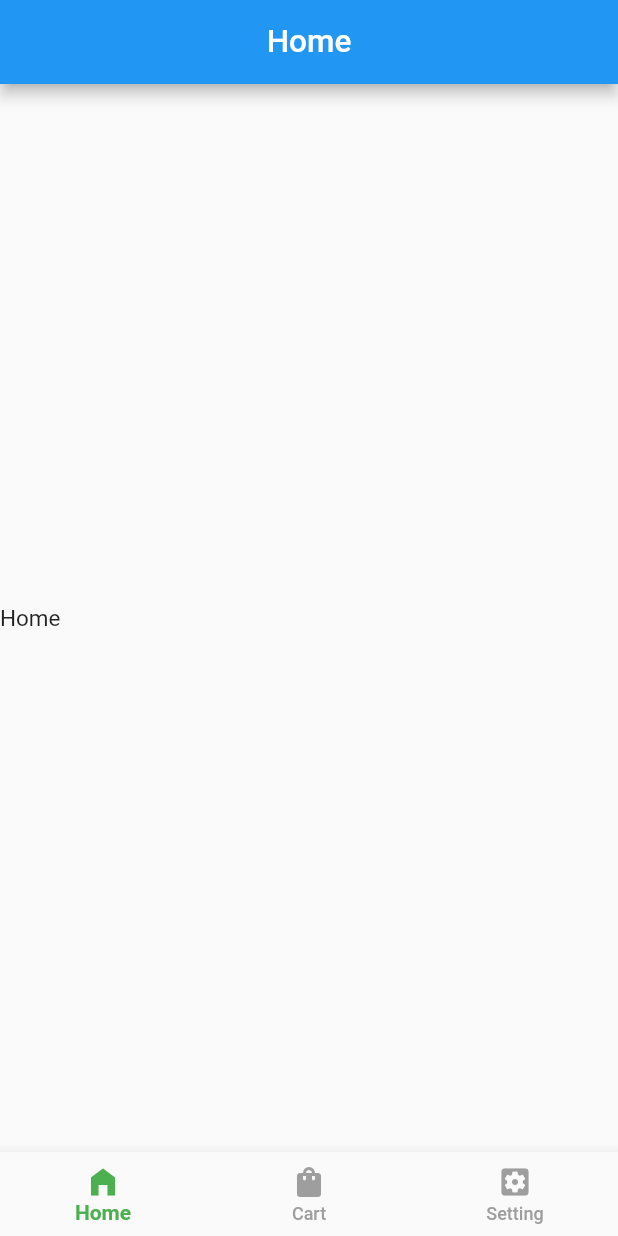
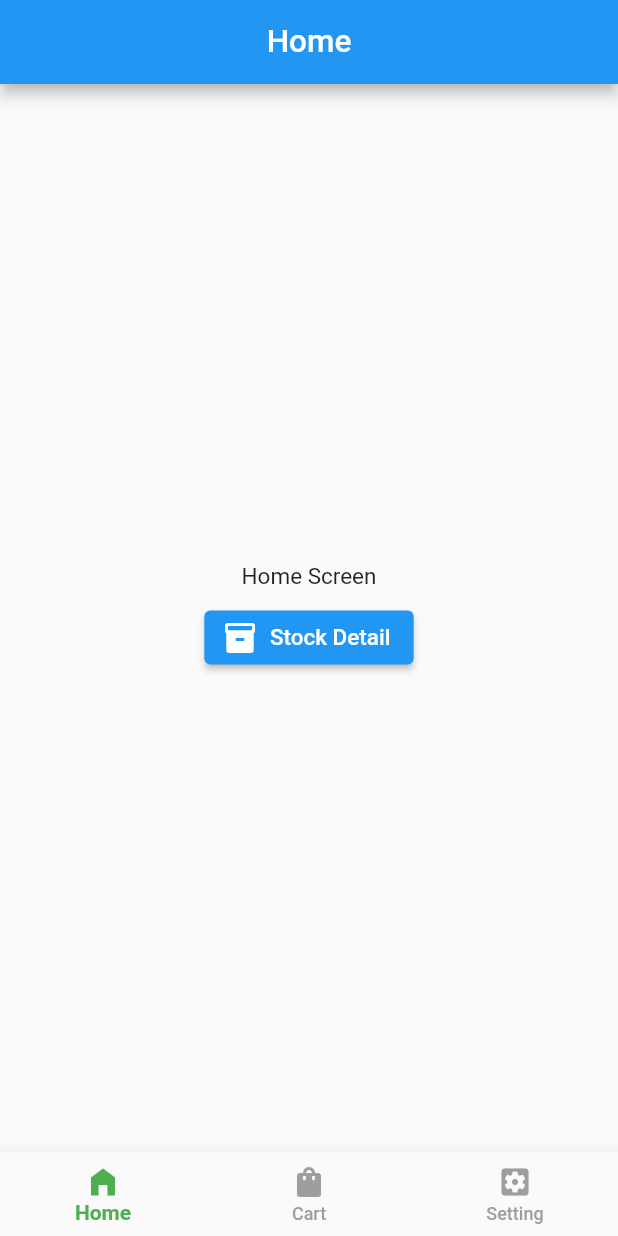
Before and after one commit to YamamotoDesu/flutter_setup, a Flutter app: the screen it shows after launch, after a tap on "Login", on a phone screen of 412 x 824 dp. Run offline on Flutter 3.47's test engine with Material 2 defaults, Android fonts, the light colour scheme and no system bars; our stand-ins replace connectivity_plus, dio, flutter_riverpod, flutter_secure_storage, freezed_annotation, go_router and 4 more; missing offline and left inert: dio_http_formatter, flutter_screen_lock, freerasp; accounts and stored records are empty; generated files the repository leaves out were written again; statements that could not run were skipped; project files that could hold a hidden picture were left out.

```diff
--- a/lib/core/route/go_router_provider.dart
+++ b/lib/core/route/go_router_provider.dart
@@ -7,7 +7,8 @@ import 'package:flutter_setup/features/auth/presentation/ui/login_screen.dart';
 import 'package:flutter_setup/features/auth/presentation/ui/signup_screen.dart';
 import 'package:flutter_setup/features/cart/presentation/ui/cart_screen.dart';
 import 'package:flutter_setup/features/dashboard/presentation/ui/dashboard_screen.dart';
-import 'package:flutter_setup/features/home/presentation/ui/widget/home_screen.dart';
+import 'package:flutter_setup/features/home/presentation/ui/home_screen.dart';
+import 'package:flutter_setup/features/product/presentation/ui/product_detail_screen.dart';
 import 'package:flutter_setup/features/setting/presentation/ui/setting_screen.dart';
 import 'package:flutter_setup/core/route/route_name.dart';
 import 'package:go_router/go_router.dart';
@@ -96,6 +97,20 @@ final goRouterProvider = Provider<GoRouter>((ref) {
                 ),
               );
             },
+            routes: [
+              GoRoute(
+                path: 'detail',
+                name: productDetailRoute,
+                pageBuilder: (context, state) {
+                  return NoTransitionPage(
+                    key: state.pageKey,
+                    child: ProductDetailScreen(
+                      key: state.pageKey,
+                    ),
+                  );
+                },
+              ),
+            ],
           ),
           GoRoute(
             path: '/cart',
--- a/lib/core/route/route_name.dart
+++ b/lib/core/route/route_name.dart
@@ -4,3 +4,4 @@ const String settingRoute = 'setting';
 const String noInternetRoute = 'noInternet';
 const String loginRoute = 'login';
 const String signUpRoute = 'signUp';
+const String productDetailRoute = 'productDetail';
--- a/lib/features/home/presentation/ui/widget/home_screen.dart
+++ b/lib/features/home/presentation/ui/home_screen.dart
@@ -1,6 +1,7 @@
 import 'package:flutter/material.dart';
 import 'package:flutter_riverpod/flutter_riverpod.dart';
 import 'package:flutter_setup/base/base_consumer_state.dart';
+import 'package:go_router/go_router.dart';
 
 class HomeScreen extends ConsumerStatefulWidget {
   const HomeScreen({super.key});
@@ -17,11 +18,22 @@ class _HomeScreenState extends BaseConsumerState<HomeScreen> {
         title: const Text("Home"),
         centerTitle: true,
       ),
-      body: const Column(
-        mainAxisAlignment: MainAxisAlignment.center,
-        children: [
-          Text("Home"),
-        ],
+      body: Center(
+        child: Column(
+          mainAxisAlignment: MainAxisAlignment.center,
+          children: [
+            const Text("Home Screen"),
+            const SizedBox(height: 8),
+            ElevatedButton.icon(
+              label: const Text("Stock Detail"),
+              icon: const Icon(Icons.inventory),
+              onPressed: () {
+                context.go('/detail');
+                // GoRouter.of(context).go('/detail');
+              },
+            ),
+          ],
+        ),
       ),
     );
   }
--- a/lib/main_widget.dart
+++ b/lib/main_widget.dart
@@ -14,6 +14,7 @@ import 'package:flutter_setup/core/providers/internet_connection_observer.dart';
 
 import 'package:flutter_setup/i18n/i18n.dart';
 import 'package:flutter_setup/core/route/go_router_provider.dart';
+import 'package:go_router/go_router.dart';
 import 'package:upgrader/upgrader.dart';
 
 import 'package:flutter_setup/core/auth/local_auth.dart';
```
Also changed, not shown: lib/features/product/presentation/ui/product_detail_screen.dart (added, +86 -0 lines), pubspec.lock, 4 other files.
